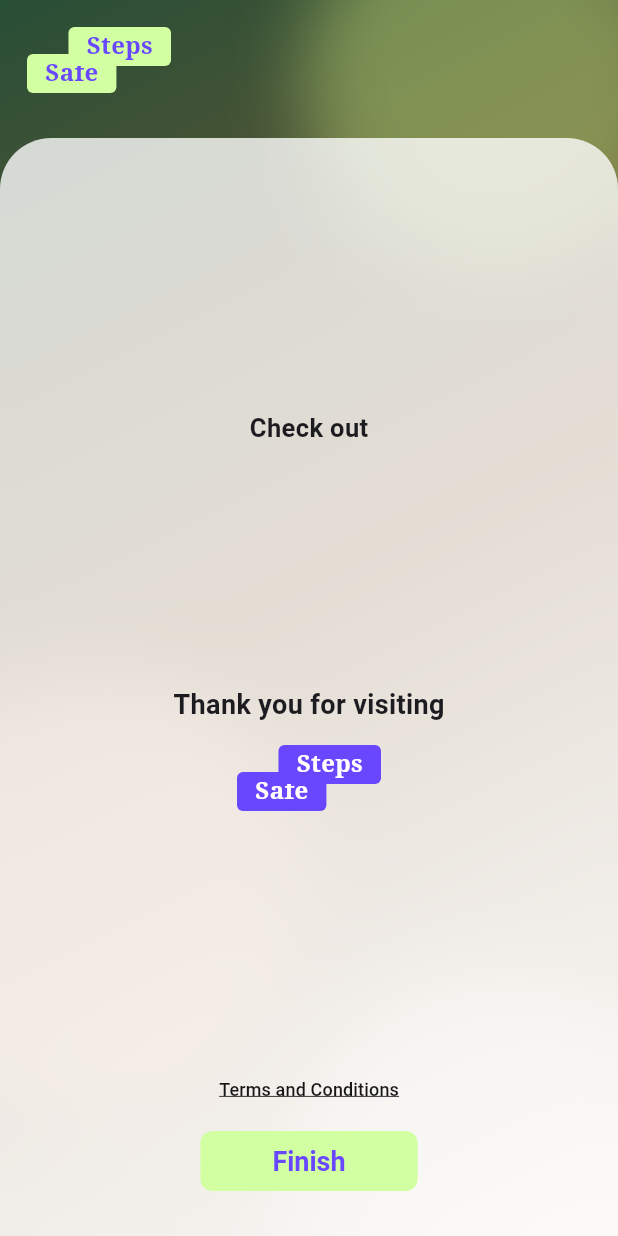
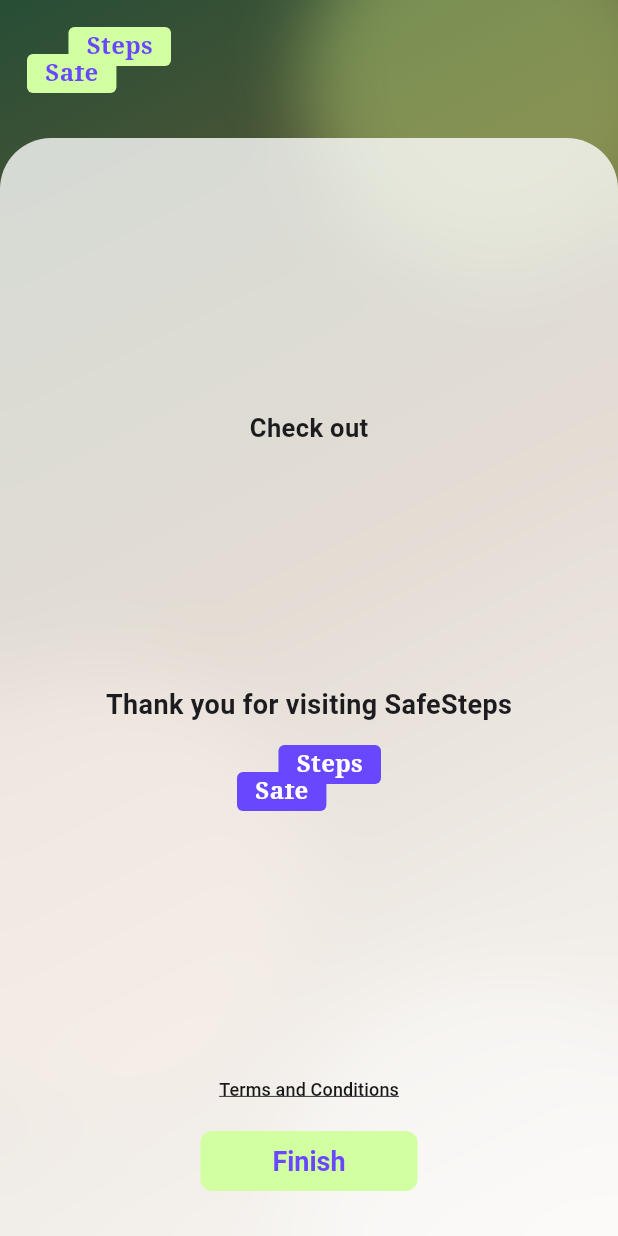
Before and after one commit to ericatlvr-coder/safe-steps, a Flutter app: the ThankYouScreen widget shown alone on an empty page, opened directly, on a phone screen of 412 x 824 dp. Run offline on Flutter 3.47's test engine with Material 3 defaults, Android fonts, the phone set to English and light mode, and no system bars; our stand-ins replace qr_flutter, shared_preferences; accounts and stored records are empty; Roboto replaces fonts that are missing (Arial).

Commit message:
Updated thank you screen

```diff
--- a/Safe-Steps-main/lib/screens/thank_you_screen.dart
+++ b/Safe-Steps-main/lib/screens/thank_you_screen.dart
@@ -16,7 +16,7 @@ class ThankYouScreen extends StatelessWidget {
           const Spacer(),
           const Text('Check out', style: TextStyle(fontWeight: FontWeight.w700, fontSize: 17)),
           const Spacer(),
-          const Text('Thank you for visiting', style: TextStyle(fontWeight: FontWeight.w700, fontSize: 18)),
+          const Text('Thank you for visiting SafeSteps', style: TextStyle(fontWeight: FontWeight.w700, fontSize: 18)),
           const SizedBox(height: 14),
           const SafeStepsLogo(),
           const Spacer(),
```
